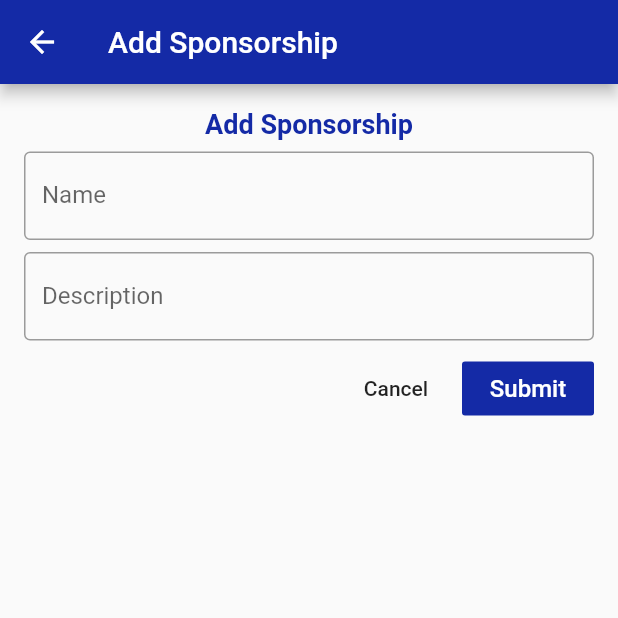
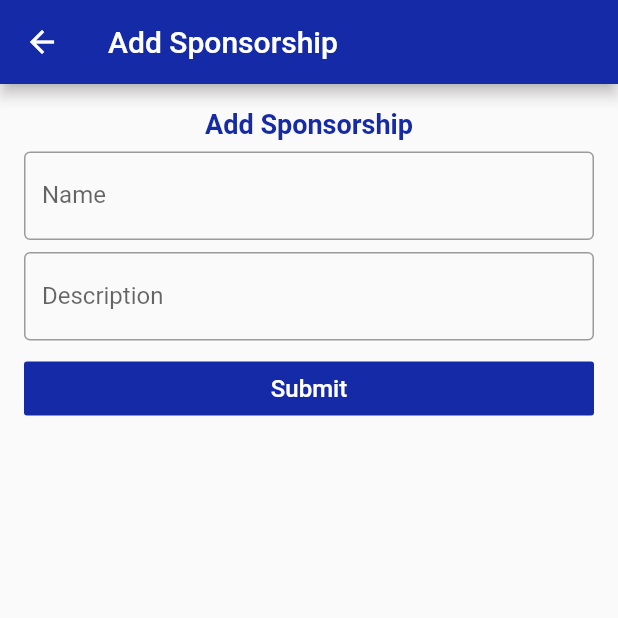
Before and after one commit to ChegeBryan/scholarships, a Flutter app: the AddSponsorshipScreen screen opened by its route, on a phone screen of 412 x 824 dp, the top half of it. Run offline on Flutter 3.47's test engine with Material 2 defaults, Android fonts, the phone set to English and light mode, and no system bars.

Commit message:
Remove cancel button from add sponsoship form

```diff
--- a/lib/widgets/add_sponsorship_form.dart
+++ b/lib/widgets/add_sponsorship_form.dart
@@ -71,16 +71,9 @@ class _AddSponsorshipFormState extends State<AddSponsorshipForm> {
           SizedBox(
             height: 8.0,
           ),
-          Row(
-            mainAxisAlignment: MainAxisAlignment.end,
-            children: <Widget>[
-              FlatButton(
-                onPressed: () {
-                  Navigator.of(context).pop();
-                },
-                child: Text('Cancel'),
-              ),
-              FlatButton(
+          Container(
+            width: MediaQuery.of(context).size.width,
+            child: FlatButton(
               onPressed: () {
                 if (_formKey.currentState.validate()) {
                   _formKey.currentState.save();
@@ -106,7 +99,6 @@ class _AddSponsorshipFormState extends State<AddSponsorshipForm> {
               textColor: Colors.white,
               color: Theme.of(context).primaryColor,
             ),
-            ],
           ),
         ],
       ),
```
Lines whose indentation alone changed are shown as unchanged.
